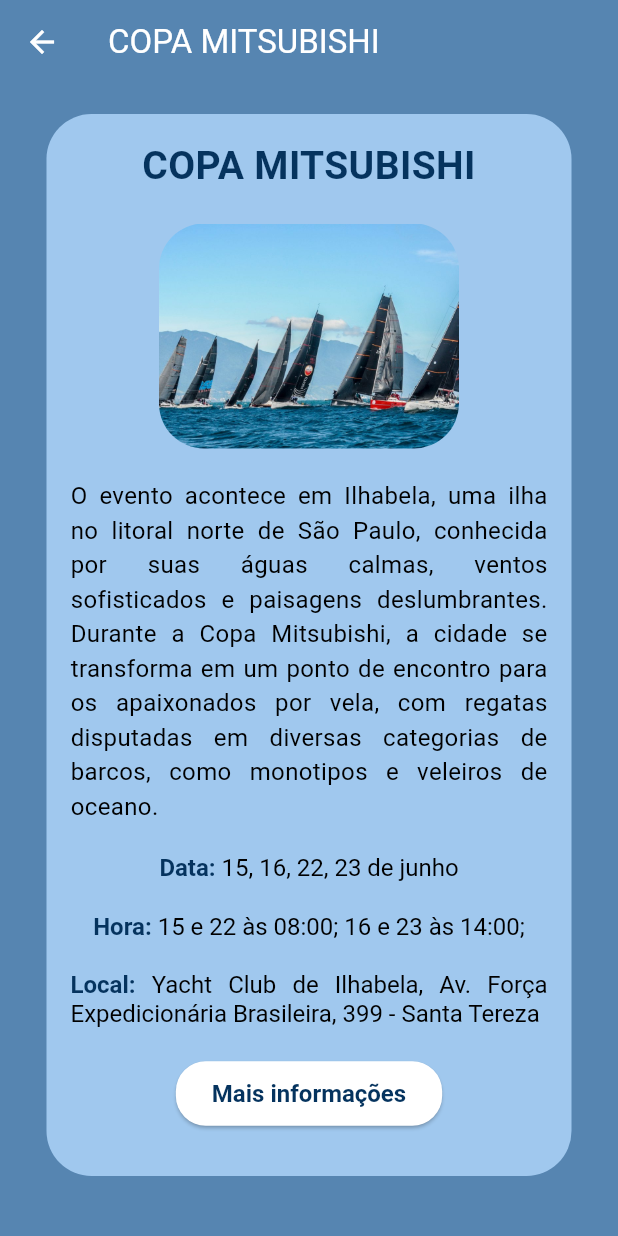
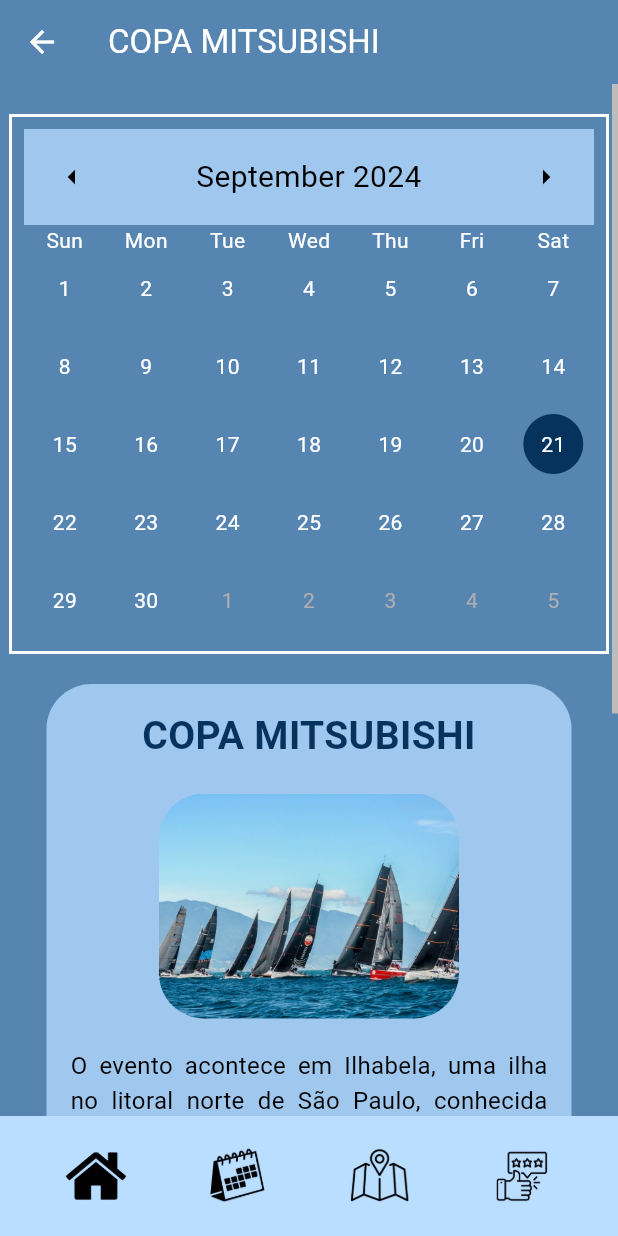
Before and after one commit to rafaelhorocha/AppIlhaBella, a Flutter app: the EventCalendar screen opened directly with sample values from the repository, on a phone screen of 412 x 824 dp. Run offline on Flutter 3.47's test engine with Material 3 defaults, Android fonts, the phone set to English and light mode, and no system bars; drawn by our look-alikes of table_calendar; our stand-ins replace file_picker, flutter_rating_bar, google_maps_flutter.

Commit message:
'comentario'

```diff
--- a/lib/eventoCalend.dart
+++ b/lib/eventoCalend.dart
@@ -1,19 +1,29 @@
-// ignore_for_file: unused_import, deprecated_member_use, unused_element, file_names
-
 import 'package:flutter/material.dart';
+import 'package:flutter_application_ilhabela/avalia%C3%A7%C3%A3oPag.dart';
 import 'package:flutter_application_ilhabela/eventosPag.dart';
+import 'package:flutter_application_ilhabela/inicial.dart';
+import 'package:flutter_application_ilhabela/mapa.dart';
+import 'package:table_calendar/table_calendar.dart';
 import 'package:url_launcher/url_launcher.dart';
 
 import 'eventos.dart';
 
-class EventCalendar extends StatelessWidget {
+class EventCalendar extends StatefulWidget {
   final Evento evento;
 
   const EventCalendar({super.key, required this.evento});
 
+  @override
+  _EventCalendarState createState() => _EventCalendarState();
+}
+
+class _EventCalendarState extends State<EventCalendar> {
+  DateTime _focusedDay = DateTime.now();
+  DateTime? _selectedDay;
+
   Future<void> _launchURL() async {
-    final Uri url = Uri.parse(evento.links);
-    if (!await launchUrl(url)) {
+    final Uri url = Uri.parse(widget.evento.links);
+    if (!await launchUrl(url, mode: LaunchMode.externalApplication)) {
       throw Exception('Could not launch $url');
     }
   }
@@ -23,7 +33,7 @@
     return Scaffold(
       appBar: AppBar(
         title: Text(
-          evento.nome,
+          widget.evento.nome,
           style: const TextStyle(color: Colors.white),
         ),
         backgroundColor: const Color(0xFF5685B1),
@@ -37,6 +47,69 @@
               children: [
                 const SizedBox(height: 20),
                 Container(
+                  decoration: BoxDecoration(
+                    color: Colors.transparent,
+                    border: Border.all(color: Colors.white, width: 2),
+                  ),
+                  padding: const EdgeInsets.all(8),
+                  width: 400,
+                  child: TableCalendar(
+                    firstDay: DateTime.utc(2020, 1, 1),
+                    lastDay: DateTime.utc(2030, 12, 31),
+                    focusedDay: _focusedDay,
+                    selectedDayPredicate: (day) => isSameDay(_selectedDay, day),
+                    onDaySelected: (selectedDay, focusedDay) {
+                      setState(() {
+                        _selectedDay = selectedDay;
+                        _focusedDay = focusedDay;
+                      });
+                    },
+                    calendarStyle: const CalendarStyle(
+                      todayDecoration: BoxDecoration(
+                        color: Color(0xFF05335E),
+                        shape: BoxShape.circle,
+                      ),
+                      selectedDecoration: BoxDecoration(
+                        color: Color(0xFF003366),
+                        shape: BoxShape.rectangle,
+                      ),
+                      selectedTextStyle: TextStyle(color: Colors.white),
+                      todayTextStyle: TextStyle(color: Colors.white),
+                      defaultTextStyle: TextStyle(color: Colors.white),
+                      weekendTextStyle: TextStyle(color: Colors.white),
+                    ),
+                    headerStyle: const HeaderStyle(
+                      titleTextStyle:
+                          TextStyle(fontSize: 20, color: Colors.black),
+                      formatButtonVisible: false,
+                      titleCentered: true,
+                      leftChevronIcon:
+                          Icon(Icons.arrow_left, color: Colors.black),
+                      rightChevronIcon:
+                          Icon(Icons.arrow_right, color: Colors.black),
+                      decoration: BoxDecoration(color: Color(0xFFA0C8EE)),
+                    ),
+                    daysOfWeekStyle: const DaysOfWeekStyle(
+                      weekendStyle: TextStyle(color: Colors.white),
+                      weekdayStyle: TextStyle(color: Colors.white),
+                    ),
+                    calendarBuilders: CalendarBuilders(
+                      defaultBuilder: (context, day, focusedDay) {
+                        return Center(
+                          child: Text(
+                            day.day.toString(),
+                            style: const TextStyle(color: Colors.white),
+                          ),
+                        );
+                      },
+                    ),
+                    availableCalendarFormats: const {
+                      CalendarFormat.month: 'Month',
+                    },
+                  ),
+                ),
+                const SizedBox(height: 20),
+                Container(
                   padding: const EdgeInsets.all(16.0),
                   width: 350,
                   decoration: BoxDecoration(
@@ -47,19 +120,18 @@
                     crossAxisAlignment: CrossAxisAlignment.center,
                     children: [
                       Text(
-                        evento.nome,
+                        widget.evento.nome,
                         style: const TextStyle(
-                          fontSize: 26,
-                          fontWeight: FontWeight.bold,
-                          color: Color(0xFF05335E),
-                        ),
+                            fontSize: 26,
+                            fontWeight: FontWeight.bold,
+                            color: Color(0xFF05335E)),
                         textAlign: TextAlign.center,
                       ),
                       const SizedBox(height: 20),
                       ClipRRect(
                         borderRadius: BorderRadius.circular(30),
                         child: Image.asset(
-                          evento.imagem,
+                          widget.evento.imagem,
                           width: 200,
                           height: 150,
                           fit: BoxFit.cover,
@@ -67,11 +139,9 @@
                       ),
                       const SizedBox(height: 20),
                       Text(
-                        evento.descricao,
-                        style: const TextStyle(
-                          fontSize: 16,
-                          color: Colors.black,
-                        ),
+                        widget.evento.descricao,
+                        style:
+                            const TextStyle(fontSize: 16, color: Colors.black),
                         textAlign: TextAlign.justify,
                       ),
                       const SizedBox(height: 20),
@@ -83,16 +153,12 @@
                             const TextSpan(
                               text: 'Data: ',
                               style: TextStyle(
-                                fontWeight: FontWeight.bold,
-                                color: Color(0xFF05335E),
-                              ),
+                                  fontWeight: FontWeight.bold,
+                                  color: Color(0xFF05335E)),
                             ),
                             TextSpan(
-                              text: evento.data,
-                              style: const TextStyle(
-                                color: Colors.black,
-                              ),
-                            ),
+                                text: widget.evento.dia,
+                                style: const TextStyle(color: Colors.black)),
                           ],
                         ),
                       ),
@@ -105,16 +171,12 @@
                             const TextSpan(
                               text: 'Hora: ',
                               style: TextStyle(
-                                fontWeight: FontWeight.bold,
-                                color: Color(0xFF05335E),
-                              ),
+                                  fontWeight: FontWeight.bold,
+                                  color: Color(0xFF05335E)),
                             ),
                             TextSpan(
-                              text: evento.hora,
-                              style: const TextStyle(
-                                color: Colors.black,
-                              ),
-                            ),
+                                text: widget.evento.hora,
+                                style: const TextStyle(color: Colors.black)),
                           ],
                         ),
                       ),
@@ -127,16 +189,12 @@
                             const TextSpan(
                               text: 'Local: ',
                               style: TextStyle(
-                                fontWeight: FontWeight.bold,
-                                color: Color(0xFF05335E),
-                              ),
+                                  fontWeight: FontWeight.bold,
+                                  color: Color(0xFF05335E)),
                             ),
                             TextSpan(
-                              text: evento.local,
-                              style: const TextStyle(
-                                color: Colors.black,
-                              ),
-                            ),
+                                text: widget.evento.local,
+                                style: const TextStyle(color: Colors.black)),
                           ],
                         ),
                       ),
@@ -144,9 +202,8 @@
                       ElevatedButton(
                         onPressed: _launchURL,
                         style: ElevatedButton.styleFrom(
-                          textStyle: const TextStyle(
-                            fontWeight: FontWeight.bold,
-                          ),
+                          textStyle:
+                              const TextStyle(fontWeight: FontWeight.bold),
                           foregroundColor: const Color(0xFF05335E),
                           backgroundColor: Colors.white,
                           shape: RoundedRectangleBorder(
@@ -155,10 +212,8 @@
                           padding: const EdgeInsets.symmetric(
                               vertical: 12.0, horizontal: 24.0),
                         ),
-                        child: const Text(
-                          'Mais informações',
-                          style: TextStyle(fontSize: 16),
-                        ),
+                        child: const Text('Mais informações',
+                            style: TextStyle(fontSize: 16)),
                       ),
                       const SizedBox(height: 15),
                     ],
@@ -171,6 +226,54 @@
         ),
       ),
       backgroundColor: const Color(0xFF5685B1),
+      bottomNavigationBar: BottomAppBar(
+        color: const Color.fromRGBO(186, 222, 255, 1),
+        child: Row(
+          mainAxisAlignment: MainAxisAlignment.spaceAround,
+          children: [
+            IconButton(
+              icon: Image.asset('assets/img/inicio.png'),
+              iconSize: 60,
+              onPressed: () {
+                Navigator.push(
+                  context,
+                  MaterialPageRoute(builder: (context) => const InicioPag()),
+                );
+              },
+            ),
+            IconButton(
+              icon: Image.asset('assets/img/calendario.png'),
+              iconSize: 60,
+              onPressed: () {
+                Navigator.push(
+                  context,
+                  MaterialPageRoute(builder: (context) => const EventPag()),
+                );
+              },
+            ),
+            IconButton(
+              icon: Image.asset('assets/img/mapa.png'),
+              iconSize: 60,
+              onPressed: () {
+                Navigator.push(
+                  context,
+                  MaterialPageRoute(builder: (context) => const MapaPag()),
+                );
+              },
+            ),
+            IconButton(
+              icon: Image.asset('assets/img/like.png'),
+              iconSize: 60,
+              onPressed: () {
+                Navigator.push(
+                  context,
+                  MaterialPageRoute(builder: (context) => const avaliacaoPag()),
+                );
+              },
+            ),
+          ],
+        ),
+      ),
     );
   }
 }
--- a/lib/eventos.dart
+++ b/lib/eventos.dart
@@ -2,12 +2,12 @@
   late String nome;
   late String imagem;
   late String descricao;
-  late String data;
+  late String dia;
   late String hora;
   late String local;
   late String links;
 
-  Evento(this.nome, this.imagem, this.descricao, this.data, this.hora,
+  Evento(this.nome, this.imagem, this.descricao, this.dia, this.hora,
       this.local, this.links);
 
   void atualizarNome(String newNome) {
--- a/pubspec.yaml
+++ b/pubspec.yaml
@@ -18,6 +18,7 @@
   url_launcher: ^6.3.0
   flutter_rating_bar: ^4.0.1
   intl: ^0.17.0 # Altere para uma versão mais estável e amplamente utilizada
+  table_calendar: ^3.0.8
 
 dev_dependencies:
   flutter_test:
```
Also changed, not shown: lib/description.dart (deleted, +0 -54 lines), pubspec.lock.
